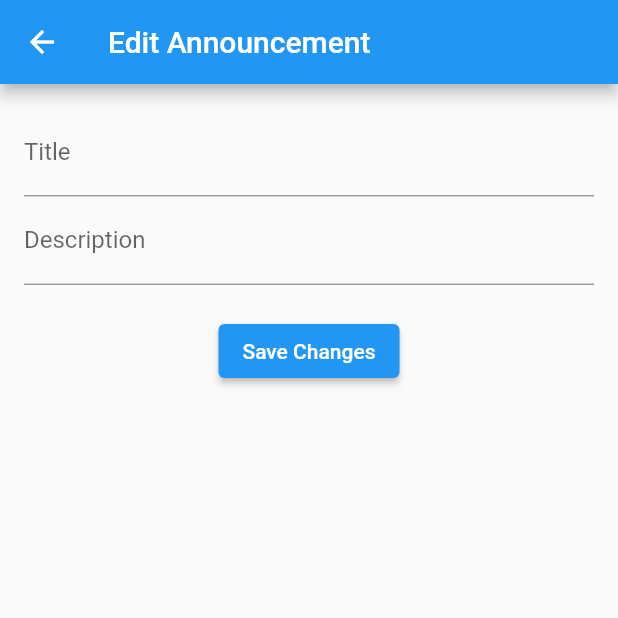
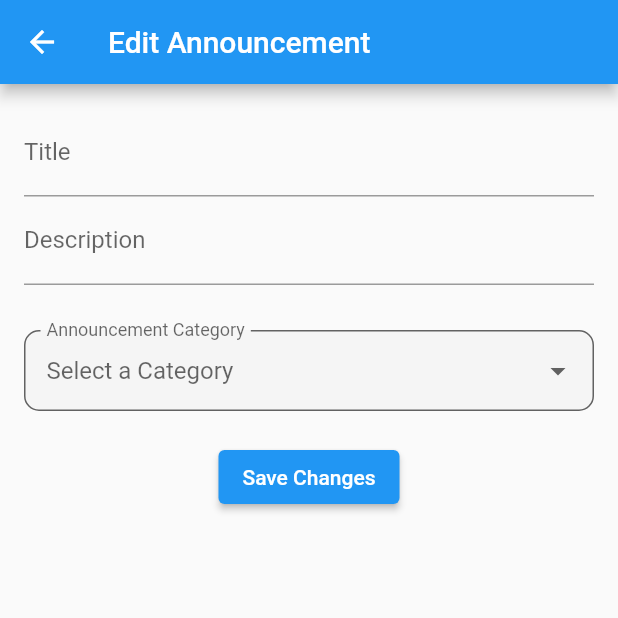
Before and after one commit to irfanSilkron/silkron-bulletin-app, a Flutter app: the EditAnnouncementScreen screen opened directly with empty values, on a phone screen of 412 x 824 dp, the top half of it. Run offline on Flutter 3.47's test engine with Material 2 defaults, Android fonts, the phone set to English and light mode, and no system bars; our stand-ins replace equatable, flutter_bloc, logger, sqflite; accounts and stored records are empty.

Commit message:
added category field at edit page, make category field required, show snackbar after delete & update

```diff
--- a/lib/screen/announcement/bloc/announcement_event.dart
+++ b/lib/screen/announcement/bloc/announcement_event.dart
@@ -26,11 +26,13 @@ class UpdateAnnouncement extends AnnouncementEvent {
   final int announcmentId;
   final String title;
   final String description;
+  final String category;
 
   UpdateAnnouncement({
     required this.announcmentId,
     required this.title,
     required this.description,
+    required this.category,
   });
 
   @override
--- a/lib/screen/announcement/bloc/announcement_state.dart
+++ b/lib/screen/announcement/bloc/announcement_state.dart
@@ -35,3 +35,12 @@
   @override
   List<Object?> get props => [announcements];
 }
+
+class UpdateAnnouncementSuccess extends AnnouncementState {
+  final List<Announcement> announcements;
+
+  UpdateAnnouncementSuccess(this.announcements);
+
+  @override
+  List<Object?> get props => [announcements];
+}
--- a/lib/screen/announcement/model/announcement_model.dart
+++ b/lib/screen/announcement/model/announcement_model.dart
@@ -4,7 +4,7 @@ class Announcement {
   final int? announcmentId;
   final String title;
   final String description;
-  final String? category;
+  final String category;
 
   final DateTime? created;
   final DateTime? updated;
@@ -16,7 +16,7 @@ class Announcement {
     this.announcmentId,
     required this.title,
     required this.description,
-    this.category,
+    required this.category,
     this.created,
     this.updated,
     this.remark,
--- a/lib/screen/announcement/view/edit_announcement_screen.dart
+++ b/lib/screen/announcement/view/edit_announcement_screen.dart
@@ -4,9 +4,10 @@ import 'package:flutter_bloc/flutter_bloc.dart';
 import 'package:phone_comparison_app/screen/announcement/bloc/announcement_bloc.dart';
 import 'package:phone_comparison_app/screen/announcement/model/announcement_model.dart';
 
+import '../../../widgets/app_category_dropdown.dart';
+
 class EditAnnouncementScreen extends StatefulWidget {
   final Announcement announcement;
-
   const EditAnnouncementScreen({super.key, required this.announcement});
 
   @override
@@ -15,13 +16,19 @@ class EditAnnouncementScreen extends StatefulWidget {
 
 class _EditAnnouncementScreenState extends State<EditAnnouncementScreen> {
   final _formKey = GlobalKey<FormState>();
+  late final AnnouncementBloc _announcementBloc;
   late String _title;
   late String _description;
+  late String _category;
+  String? selectedCategory;
 
   @override
   void initState() {
+    _announcementBloc = BlocProvider.of<AnnouncementBloc>(context);
     _title = widget.announcement.title;
     _description = widget.announcement.description;
+    _category = widget.announcement.category;
+    selectedCategory = _category;
     super.initState();
   }
 
@@ -61,6 +68,16 @@ class _EditAnnouncementScreenState extends State<EditAnnouncementScreen> {
                   _description = value!;
                 },
               ),
+              const SizedBox(height: 30),
+              CategoryDropdown(
+                selectedCategory: selectedCategory,
+                onChanged: (value) {
+                  setState(() {
+                    selectedCategory = value;
+                    _category = value ?? _category;
+                  });
+                },
+              ),
               const SizedBox(height: 20),
               ElevatedButton(
                 onPressed: () {
@@ -71,13 +88,14 @@ class _EditAnnouncementScreenState extends State<EditAnnouncementScreen> {
                       announcmentId: widget.announcement.announcmentId,
                       title: _title,
                       description: _description,
+                      category: _category,
                     );
 
-                    BlocProvider.of<AnnouncementBloc>(context)
-                        .add(UpdateAnnouncement(
+                    _announcementBloc.add(UpdateAnnouncement(
                       announcmentId: updatedAnnouncement.announcmentId!,
                       title: _title,
                       description: _description,
+                      category: _category,
                     ));
 
                     Navigator.pop(context);
--- a/lib/service/database/table/announcement_table.dart
+++ b/lib/service/database/table/announcement_table.dart
@@ -26,7 +26,7 @@ class AnnouncementTable extends Table {
         $createdCol TEXT NOT NULL,
         $updatedCol TEXT NOT NULL,
         $descriptionCol TEXT NOT NULL,
-        $categoryCol TEXT ,
+        $categoryCol TEXT NOT NULL,
         $titleCol TEXT,
         $remarkCol TEXT,
         $referenceCol TEXT,
```
Also changed, not shown: lib/screen/announcement/bloc/announcement_bloc.dart (+10 -0 lines), lib/screen/announcement/view/announcement_detail_screen.dart (+10 -0 lines), lib/screen/announcement/view/manage_announcement.dart (+36 -8 lines), lib/screen/home/widget/announcement_list.dart (+9 -0 lines).
